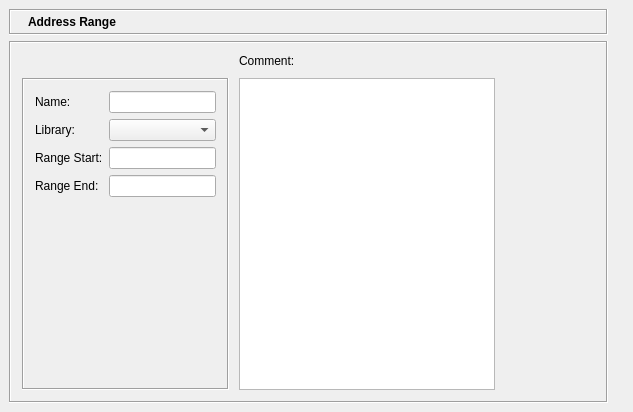
The window that src/gui/addressrangedialog_q.ui (fwbuilder/fwbuilder) describes before a commit, drawn with Qt 5.
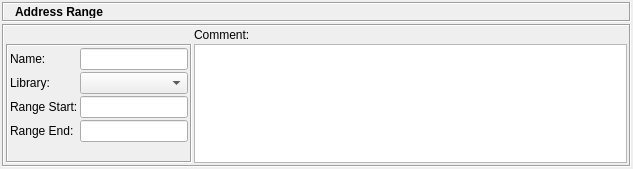
The same window after the commit. Icons and pictures are not drawn.

```diff
--- a/src/gui/addressrangedialog_q.ui
+++ b/src/gui/addressrangedialog_q.ui
@@ -9,13 +9,11 @@
     <x>0</x>
     <y>0</y>
     <width>633</width>
-    <height>412</height>
+    <height>169</height>
    </rect>
   </property>
   <property name="sizePolicy" >
-   <sizepolicy>
-    <hsizetype>5</hsizetype>
-    <vsizetype>5</vsizetype>
+   <sizepolicy vsizetype="Preferred" hsizetype="Preferred" >
     <horstretch>0</horstretch>
     <verstretch>0</verstretch>
    </sizepolicy>
@@ -24,11 +22,20 @@
    <string>Address Range</string>
   </property>
   <layout class="QHBoxLayout" >
-   <property name="margin" >
-    <number>9</number>
-   </property>
    <property name="spacing" >
-    <number>6</number>
+    <number>0</number>
+   </property>
+   <property name="leftMargin" >
+    <number>2</number>
+   </property>
+   <property name="topMargin" >
+    <number>2</number>
+   </property>
+   <property name="rightMargin" >
+    <number>2</number>
+   </property>
+   <property name="bottomMargin" >
+    <number>2</number>
    </property>
    <item>
     <layout class="QVBoxLayout" >
@@ -36,18 +43,34 @@
       <number>0</number>
      </property>
      <property name="spacing" >
-      <number>6</number>
+      <number>2</number>
+     </property>
+     <property name="leftMargin" >
+      <number>0</number>
+     </property>
+     <property name="topMargin" >
+      <number>0</number>
+     </property>
+     <property name="rightMargin" >
+      <number>0</number>
+     </property>
+     <property name="bottomMargin" >
+      <number>0</number>
      </property>
      <item>
       <widget class="QFrame" name="frame3" >
        <property name="sizePolicy" >
-        <sizepolicy>
-         <hsizetype>5</hsizetype>
-         <vsizetype>0</vsizetype>
+        <sizepolicy vsizetype="Fixed" hsizetype="Preferred" >
          <horstretch>0</horstretch>
          <verstretch>0</verstretch>
         </sizepolicy>
        </property>
+       <property name="minimumSize" >
+        <size>
+         <width>16</width>
+         <height>20</height>
+        </size>
+       </property>
        <property name="frameShape" >
         <enum>QFrame::Box</enum>
        </property>
@@ -55,18 +78,25 @@
         <enum>QFrame::Sunken</enum>
        </property>
        <layout class="QHBoxLayout" >
-        <property name="margin" >
-         <number>4</number>
-        </property>
         <property name="spacing" >
-         <number>6</number>
+         <number>2</number>
+        </property>
+        <property name="leftMargin" >
+         <number>2</number>
+        </property>
+        <property name="topMargin" >
+         <number>2</number>
+        </property>
+        <property name="rightMargin" >
+         <number>2</number>
+        </property>
+        <property name="bottomMargin" >
+         <number>2</number>
         </property>
         <item>
          <widget class="QLabel" name="pixmapLabel1" >
           <property name="sizePolicy" >
-           <sizepolicy>
-            <hsizetype>0</hsizetype>
-            <vsizetype>0</vsizetype>
+           <sizepolicy vsizetype="Fixed" hsizetype="Fixed" >
             <horstretch>0</horstretch>
             <verstretch>0</verstretch>
            </sizepolicy>
@@ -91,10 +121,8 @@
         <item>
          <widget class="QLabel" name="editorTitle" >
           <property name="sizePolicy" >
-           <sizepolicy>
-            <hsizetype>5</hsizetype>
-            <vsizetype>5</vsizetype>
-            <horstretch>0</horstretch>
+           <sizepolicy vsizetype="Fixed" hsizetype="Preferred" >
+            <horstretch>254</horstretch>
             <verstretch>0</verstretch>
            </sizepolicy>
           </property>
@@ -130,18 +158,28 @@
         <enum>QFrame::Sunken</enum>
        </property>
        <layout class="QGridLayout" >
-        <property name="margin" >
-         <number>11</number>
+        <property name="leftMargin" >
+         <number>2</number>
         </property>
-        <property name="spacing" >
-         <number>10</number>
+        <property name="topMargin" >
+         <number>2</number>
+        </property>
+        <property name="rightMargin" >
+         <number>2</number>
+        </property>
+        <property name="bottomMargin" >
+         <number>2</number>
+        </property>
+        <property name="horizontalSpacing" >
+         <number>2</number>
+        </property>
+        <property name="verticalSpacing" >
+         <number>2</number>
         </property>
         <item row="1" column="1" >
          <widget class="QTextEdit" name="comment" >
           <property name="sizePolicy" >
-           <sizepolicy>
-            <hsizetype>7</hsizetype>
-            <vsizetype>7</vsizetype>
+           <sizepolicy vsizetype="Expanding" hsizetype="Expanding" >
             <horstretch>0</horstretch>
             <verstretch>100</verstretch>
            </sizepolicy>
@@ -173,22 +211,6 @@
           </property>
          </widget>
         </item>
-        <item row="1" column="2" >
-         <spacer>
-          <property name="orientation" >
-           <enum>Qt::Horizontal</enum>
-          </property>
-          <property name="sizeType" >
-           <enum>QSizePolicy::Preferred</enum>
-          </property>
-          <property name="sizeHint" >
-           <size>
-            <width>101</width>
-            <height>20</height>
-           </size>
-          </property>
-         </spacer>
-        </item>
         <item row="1" column="0" >
          <widget class="QFrame" name="frame7_2" >
           <property name="frameShape" >
@@ -198,11 +220,23 @@
            <enum>QFrame::Sunken</enum>
           </property>
           <layout class="QGridLayout" >
-           <property name="margin" >
-            <number>11</number>
+           <property name="leftMargin" >
+            <number>2</number>
            </property>
-           <property name="spacing" >
-            <number>6</number>
+           <property name="topMargin" >
+            <number>2</number>
+           </property>
+           <property name="rightMargin" >
+            <number>2</number>
+           </property>
+           <property name="bottomMargin" >
+            <number>2</number>
+           </property>
+           <property name="horizontalSpacing" >
+            <number>2</number>
+           </property>
+           <property name="verticalSpacing" >
+            <number>2</number>
            </property>
            <item row="4" column="1" >
             <spacer>
@@ -210,12 +244,12 @@
               <enum>Qt::Vertical</enum>
              </property>
              <property name="sizeType" >
-              <enum>QSizePolicy::Expanding</enum>
+              <enum>QSizePolicy::MinimumExpanding</enum>
              </property>
              <property name="sizeHint" >
               <size>
                <width>20</width>
-               <height>32</height>
+               <height>5</height>
               </size>
              </property>
             </spacer>
@@ -223,9 +257,7 @@
            <item row="3" column="1" >
             <widget class="QLineEdit" name="rangeEnd" >
              <property name="sizePolicy" >
-              <sizepolicy>
-               <hsizetype>5</hsizetype>
-               <vsizetype>0</vsizetype>
+              <sizepolicy vsizetype="Fixed" hsizetype="Preferred" >
                <horstretch>0</horstretch>
                <verstretch>0</verstretch>
               </sizepolicy>
@@ -235,9 +267,7 @@
            <item row="2" column="1" >
             <widget class="QLineEdit" name="rangeStart" >
              <property name="sizePolicy" >
-              <sizepolicy>
-               <hsizetype>5</hsizetype>
-               <vsizetype>0</vsizetype>
+              <sizepolicy vsizetype="Fixed" hsizetype="Preferred" >
                <horstretch>0</horstretch>
                <verstretch>0</verstretch>
               </sizepolicy>
@@ -287,9 +317,7 @@
            <item row="0" column="1" >
             <widget class="QLineEdit" name="obj_name" >
              <property name="sizePolicy" >
-              <sizepolicy>
-               <hsizetype>5</hsizetype>
-               <vsizetype>0</vsizetype>
+              <sizepolicy vsizetype="Fixed" hsizetype="Preferred" >
                <horstretch>0</horstretch>
                <verstretch>0</verstretch>
               </sizepolicy>
@@ -299,9 +327,7 @@
            <item row="1" column="1" >
             <widget class="QComboBox" name="libs" >
              <property name="sizePolicy" >
-              <sizepolicy>
-               <hsizetype>5</hsizetype>
-               <vsizetype>0</vsizetype>
+              <sizepolicy vsizetype="Fixed" hsizetype="Preferred" >
                <horstretch>0</horstretch>
                <verstretch>0</verstretch>
               </sizepolicy>
@@ -316,22 +342,6 @@
      </item>
     </layout>
    </item>
-   <item>
-    <spacer>
-     <property name="orientation" >
-      <enum>Qt::Horizontal</enum>
-     </property>
-     <property name="sizeType" >
-      <enum>QSizePolicy::MinimumExpanding</enum>
-     </property>
-     <property name="sizeHint" >
-      <size>
-       <width>16</width>
-       <height>234</height>
-      </size>
-     </property>
-    </spacer>
-   </item>
   </layout>
  </widget>
  <layoutdefault spacing="6" margin="11" />
```
Left out of the diff: 3 changed lines with no effect on the pictures.
